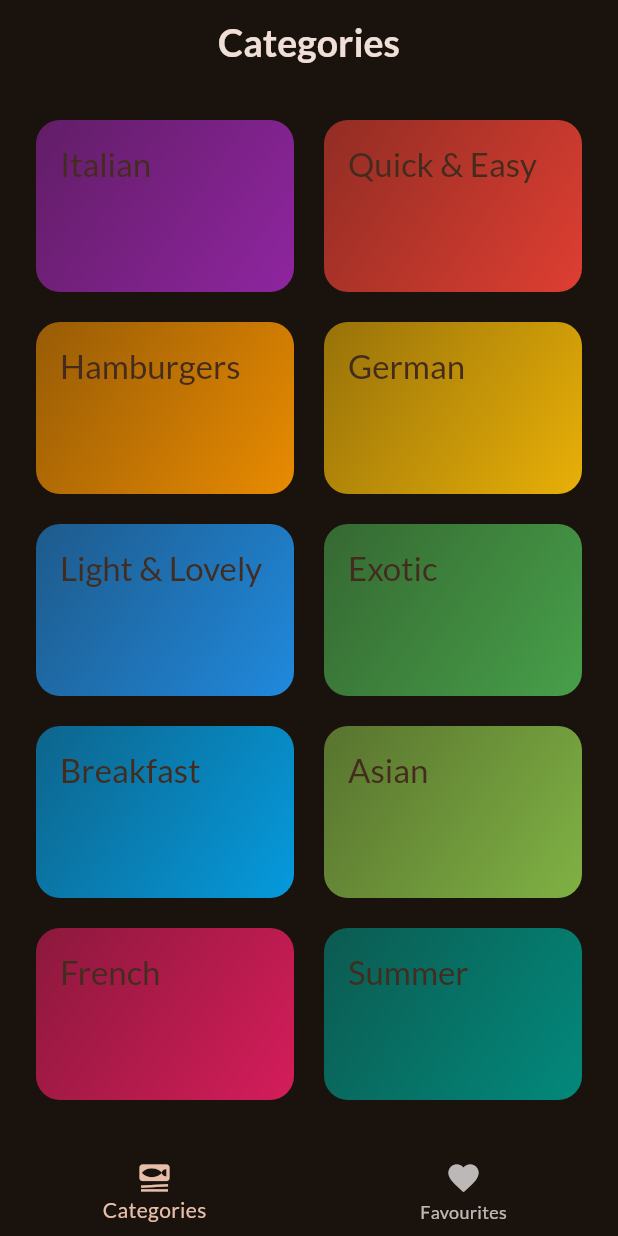
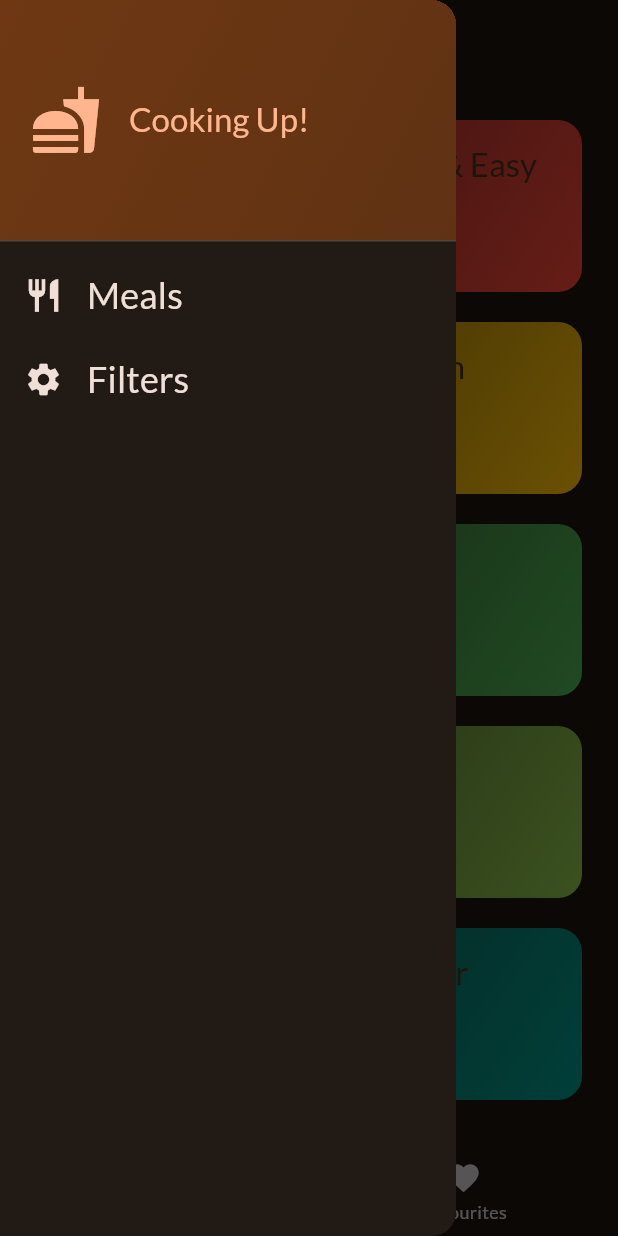
Before and after one commit to himendersharma0712/flutter-apps, a Flutter app: the screen it shows after launch, with the side drawer open (before the commit the screen has no drawer), on a phone screen of 412 x 824 dp. Run offline on Flutter 3.47's test engine with Material 3 defaults, Android fonts, the phone set to English and light mode, and no system bars; our stand-ins replace cached_network_image, card_swiper, fluttertoast, google_fonts, transparent_image.

Commit message:
added fliters screen

```diff
--- a/meals_app/lib/screens/categories.dart
+++ b/meals_app/lib/screens/categories.dart
@@ -1,20 +1,25 @@
 import 'package:flutter/material.dart';
 import 'package:meals_app/data/dummy_data.dart';
 import 'package:meals_app/models/category.dart';
+import 'package:meals_app/models/meal.dart';
 import 'package:meals_app/screens/meals.dart';
 import 'package:meals_app/widgets/category_grid_item.dart';
 
 class CategoriesScreen extends StatelessWidget {
 
-    const CategoriesScreen({super.key});
+    const CategoriesScreen({super.key, required this.onToggleFavourite});
 
+    final void Function(Meal meal) onToggleFavourite ;
     // Navigator class is used to navigate between screens
     // Stack of Screens
     void _selectCategory(BuildContext context, Category category){
       final filteredMeals = dummyMeals.where((meal) => meal.categories.contains(category.id)).toList();
 
       Navigator.push(context, MaterialPageRoute(
-        builder: (ctx) => MealsScreen(meals: filteredMeals, title: category.title)));
+        builder: (ctx) => MealsScreen(
+          meals: filteredMeals,
+          title: category.title,
+          onToggleFavourite: onToggleFavourite,)));
     }
 
     @override
--- a/meals_app/lib/screens/meal_details.dart
+++ b/meals_app/lib/screens/meal_details.dart
@@ -5,9 +5,11 @@ class MealDetailsScreen extends StatelessWidget {
 
   const MealDetailsScreen({
     super.key,
-    required this.meal});
+    required this.meal,
+    required this.onToggleFavourite});
 
   final Meal meal;
+  final void Function(Meal meal) onToggleFavourite ;
 
   @override
   Widget build(BuildContext context) {
@@ -15,7 +17,7 @@ class MealDetailsScreen extends StatelessWidget {
       appBar: AppBar(
         title: Text(meal.title),
         actions: [
-          IconButton(onPressed: () {} , icon: Icon(Icons.favorite_outline))
+          IconButton(onPressed: () { onToggleFavourite(meal); } , icon: Icon(Icons.favorite_outline))
         ],
       ),
       body:
--- a/meals_app/lib/screens/tabs.dart
+++ b/meals_app/lib/screens/tabs.dart
@@ -1,6 +1,10 @@
 import 'package:flutter/material.dart';
+import 'package:meals_app/models/meal.dart';
 import 'package:meals_app/screens/categories.dart';
+import 'package:meals_app/screens/filters.dart';
 import 'package:meals_app/screens/meals.dart';
+import 'package:fluttertoast/fluttertoast.dart';
+import 'package:meals_app/widgets/main_drawer.dart';
 
 class TabsScreen extends StatefulWidget{
 
@@ -17,19 +21,49 @@ class _TabsScreenState extends State<TabsScreen> {
 
   int  _selectedPageIndex = 0;
 
+  final List<Meal> _favouriteMeals = [];
+
+  void _toggleMealFavouriteStatus(Meal meal){
+    final isExisting = _favouriteMeals.contains(meal);
+
+    if(isExisting){
+      Fluttertoast.showToast(msg: 'Meal removed from favourites',toastLength: Toast.LENGTH_SHORT);
+      setState(() {
+        _favouriteMeals.remove(meal);
+      });
+    }
+    else{
+      Fluttertoast.showToast(msg: 'Meal marked as favourite',toastLength: Toast.LENGTH_SHORT);
+      setState(() {
+         _favouriteMeals.add(meal);
+      });
+    }
+  }
+
   void _selectPage(int index){
     setState(() {
       _selectedPageIndex = index;
     });
   }
 
+
+  void _setScreen(String screen){
+
+      Navigator.of(context).pop();
+
+      if(screen == 'filters'){
+        Navigator.of(context).push(MaterialPageRoute(builder: (ctx) => FiltersScreen()));
+      }
+  }
+
   @override
   Widget build(BuildContext context) {
     var activePageTitle = 'Categories';
-    Widget activePage = const CategoriesScreen();
+    Widget activePage = CategoriesScreen(onToggleFavourite: _toggleMealFavouriteStatus,);
 
     if(_selectedPageIndex == 1){
-      activePage = MealsScreen(meals: []);
+      activePage = MealsScreen(meals: _favouriteMeals,
+      onToggleFavourite: _toggleMealFavouriteStatus,);
       activePageTitle = 'Your Favourites';
     }
 
@@ -38,6 +72,7 @@ class _TabsScreenState extends State<TabsScreen> {
           title: Text(activePageTitle, style: TextStyle(fontSize: 25, fontWeight: FontWeight.bold),),
           centerTitle: true,
         ),
+        drawer: MainDrawer(onSelectScreen: _setScreen,),
         body: activePage,
         bottomNavigationBar: BottomNavigationBar(
         onTap: _selectPage,
--- /dev/null
+++ b/meals_app/lib/widgets/main_drawer.dart
@@ -0,0 +1,67 @@
+
+
+import 'package:flutter/material.dart';
+
+class MainDrawer extends StatelessWidget {
+
+  const MainDrawer({super.key,
+   required this.onSelectScreen});
+
+  final void Function(String identifier) onSelectScreen;
+
+  @override
+  Widget build(BuildContext context) {
+    return Drawer(
+      child: Column(
+        children: [
+          DrawerHeader(
+            padding: EdgeInsetsGeometry.all(20),
+            decoration: BoxDecoration(
+              gradient: LinearGradient(colors: [
+                Theme.of(context).colorScheme.primaryContainer,
+                Theme.of(context).colorScheme.primaryContainer.withOpacity(0.8)
+              ],
+              begin: Alignment.topLeft,
+              end: Alignment.bottomRight
+            ),
+            ),
+            child: Row(
+              children: [
+                Icon(Icons.fastfood, size: 48, color: Theme.of(context).colorScheme.primary,),
+                const SizedBox(width: 18),
+                Text('Cooking Up!', style: Theme.of(context).textTheme.titleLarge!.copyWith(
+                  color: Theme.of(context).colorScheme.primary
+                ),)
+              ],
+            ),
+          ),
+        ListTile(
+          leading: Icon(Icons.restaurant, size: 26,
+          color: Theme.of(context).colorScheme.onBackground,
+          ),
+          title: Text('Meals', style: Theme.of(context).textTheme.titleSmall!.copyWith(
+            color: Theme.of(context).colorScheme.onBackground,
+            fontSize: 24
+          ),),
+          onTap: () {
+            onSelectScreen('meals');
+          },
+        ),
+        ListTile(
+          leading: Icon(Icons.settings, size: 26,
+          color: Theme.of(context).colorScheme.onBackground,
+          ),
+          title: Text('Filters', style: Theme.of(context).textTheme.titleSmall!.copyWith(
+            color: Theme.of(context).colorScheme.onBackground,
+            fontSize: 24
+          ),),
+          onTap: () {
+            onSelectScreen('filters');
+          },
+        )
+        ],
+      ),
+    );
+  }
+
+}
--- a/meals_app/pubspec.yaml
+++ b/meals_app/pubspec.yaml
@@ -47,6 +47,7 @@ dev_dependencies:
   # rules and activating additional ones.
   flutter_lints: ^6.0.0
   google_fonts: ^8.1.0
+  fluttertoast: ^9.1.0
 flutter:
 
   # The following line ensures that the Material Icons font is
```
Also changed, not shown: meals_app/lib/screens/filters.dart (added, +122 -0 lines), meals_app/lib/screens/meals.dart (+10 -2 lines), meals_app/pubspec.lock, 1 other file.
